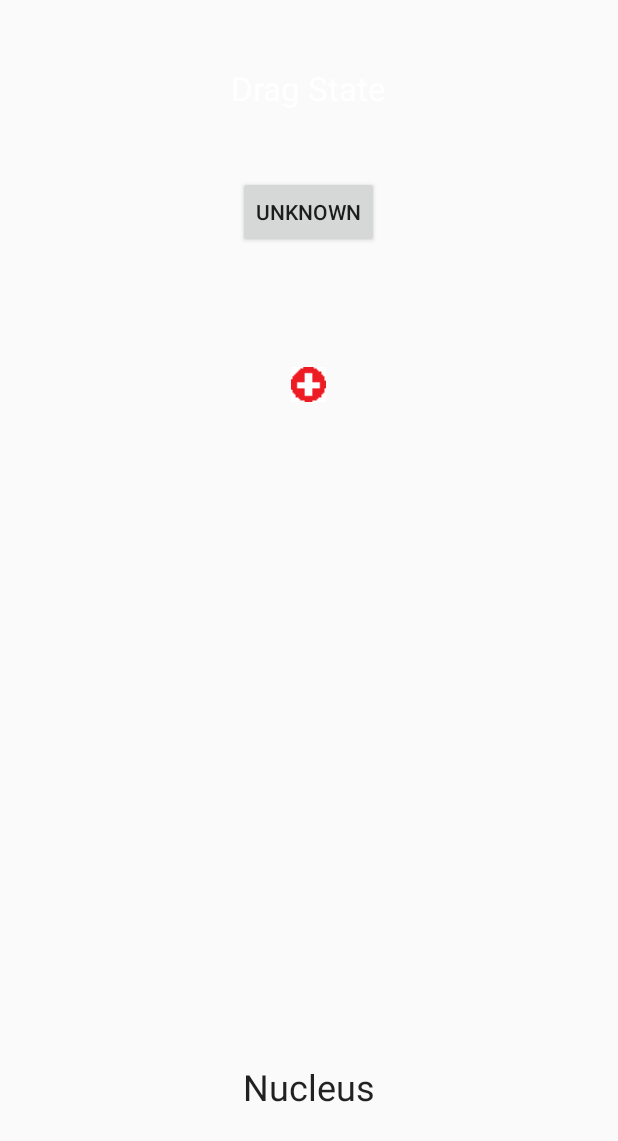
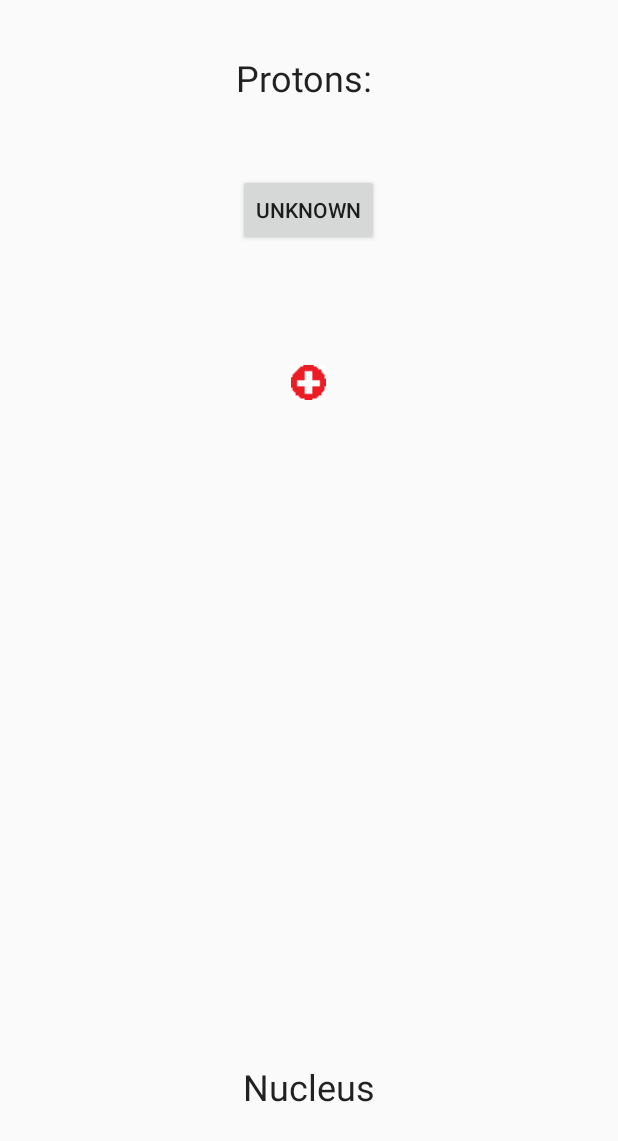
Before and after one commit to srinva/InteractiveChemistry, an Android app: the AtomBuilder screen opened directly, with no data from a screen before it, on a phone screen of 412 x 824 dp. Shown: the top 1141 px of the screen. Run offline under Robolectric (Android 15) with nearby library versions, the phone set to English and light mode, and no system bars.

Commit message:
messin around cuz bored

```diff
--- a/app/src/main/java/afhs/tsa/softdev/interactivechemistry/AtomBuilder.java
+++ b/app/src/main/java/afhs/tsa/softdev/interactivechemistry/AtomBuilder.java
@@ -58,6 +58,7 @@ public class AtomBuilder extends AppCompatActivity {
                             state.setText("");
                             drop.setBackgroundResource(R.color.colorPrimary);
                             drop.getBackground().setAlpha(50);
+                            state.setText("Protons: "+protons);
                         }
                         break;
 
@@ -66,6 +67,7 @@ public class AtomBuilder extends AppCompatActivity {
 
                         if (view4.getId() == R.id.imageView2) {
                             drop.getBackground().setAlpha(00);
+                            state.setText("Protons: "+protons);
                         }
                         break;
                     case DragEvent.ACTION_DRAG_EXITED:
@@ -75,6 +77,7 @@ public class AtomBuilder extends AppCompatActivity {
                         if (view2.getId() == R.id.imageView2) {
                             state.setText("");
                             drop.getBackground().setAlpha(00);
+                            state.setText("Protons: "+protons);
                         }
                         break;
                     case DragEvent.ACTION_DROP:
@@ -83,6 +86,8 @@ public class AtomBuilder extends AppCompatActivity {
                         if (view3.getId() == R.id.imageView2) {
 
                             protons ++;
+
+                            state.setText("Protons: "+protons);
 
                             if (protons == 1) {
                                 Button elementbutton = (Button) findViewById(R.id.elementbutton);
--- a/app/src/main/res/layout/activity_atom_builder.xml
+++ b/app/src/main/res/layout/activity_atom_builder.xml
@@ -23,25 +23,6 @@
         android:layout_alignParentBottom="true"
         android:layout_centerHorizontal="true" />
 
-    <TextView
-        android:text="Drag State"
-        android:layout_width="wrap_content"
-        android:layout_height="wrap_content"
-        android:layout_alignParentTop="true"
-        android:layout_centerHorizontal="true"
-        android:layout_marginTop="28dp"
-        android:id="@+id/state"
-        android:textAppearance="@android:style/TextAppearance.Large.Inverse" />
-
-    <Button
-        android:text="Unknown"
-        android:layout_width="wrap_content"
-        android:layout_height="wrap_content"
-        android:layout_marginTop="44dp"
-        android:id="@+id/elementbutton"
-        android:layout_below="@+id/state"
-        android:layout_centerHorizontal="true" />
-
     <ImageView
         android:layout_width="wrap_content"
         android:layout_height="wrap_content"
@@ -51,4 +32,23 @@
         android:layout_centerHorizontal="true"
         android:layout_marginTop="64dp"
         android:padding="15dp" />
+
+    <TextView
+        android:text="Protons: "
+        android:layout_width="wrap_content"
+        android:layout_height="wrap_content"
+        android:layout_alignParentTop="true"
+        android:layout_centerHorizontal="true"
+        android:layout_marginTop="19dp"
+        android:id="@+id/state"
+        android:textAppearance="@android:style/TextAppearance.Material.Headline" />
+
+    <Button
+        android:text="Unknown"
+        android:layout_width="wrap_content"
+        android:layout_height="wrap_content"
+        android:layout_marginTop="48dp"
+        android:id="@+id/elementbutton"
+        android:layout_below="@+id/state"
+        android:layout_centerHorizontal="true" />
 </RelativeLayout>
```
